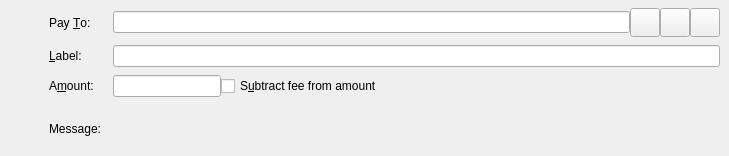
Above: src/qt/forms/sendcoinsentry.ui from Ailein/atbcoin-insight before the change. Below: the same form after it.
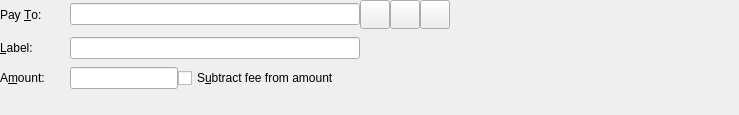
That is the form after the change. Icons and pictures are not drawn. Custom widgets are drawn as their Qt base class.

```diff
--- a/src/qt/forms/sendcoinsentry.ui
+++ b/src/qt/forms/sendcoinsentry.ui
@@ -6,10 +6,16 @@
    <rect>
     <x>0</x>
     <y>0</y>
-    <width>729</width>
-    <height>156</height>
+    <width>739</width>
+    <height>115</height>
    </rect>
   </property>
+  <property name="sizePolicy">
+   <sizepolicy hsizetype="Minimum" vsizetype="Preferred">
+    <horstretch>0</horstretch>
+    <verstretch>0</verstretch>
+   </sizepolicy>
+  </property>
   <property name="focusPolicy">
    <enum>Qt::TabFocus</enum>
   </property>
@@ -24,38 +30,24 @@
     <enum>QFrame::NoFrame</enum>
    </property>
    <layout class="QGridLayout" name="gridLayout">
+    <property name="leftMargin">
+     <number>0</number>
+    </property>
     <property name="topMargin">
-     <number>8</number>
+     <number>0</number>
+    </property>
+    <property name="rightMargin">
+     <number>0</number>
     </property>
     <property name="bottomMargin">
      <number>4</number>
     </property>
     <property name="horizontalSpacing">
-     <number>12</number>
+     <number>0</number>
     </property>
     <property name="verticalSpacing">
      <number>8</number>
     </property>
-    <item row="0" column="1">
-     <widget class="QLabel" name="payToLabel">
-      <property name="text">
-       <string>Pay &amp;To:</string>
-      </property>
-      <property name="buddy">
-       <cstring>payTo</cstring>
-      </property>
-     </widget>
-    </item>
-    <item row="1" column="1">
-     <widget class="QLabel" name="labellLabel">
-      <property name="text">
-       <string>&amp;Label:</string>
-      </property>
-      <property name="buddy">
-       <cstring>addAsLabel</cstring>
-      </property>
-     </widget>
-    </item>
     <item row="1" column="2">
      <widget class="QLineEdit" name="addAsLabel">
       <property name="toolTip">
@@ -63,93 +55,26 @@
       </property>
      </widget>
     </item>
-    <item row="0" column="2">
-     <layout class="QHBoxLayout" name="payToLayout">
-      <property name="spacing">
-       <number>0</number>
+    <item row="0" column="4">
+     <widget class="QToolButton" name="pasteButton">
+      <property name="toolTip">
+       <string>Paste address from clipboard</string>
       </property>
-      <item>
-       <widget class="QValidatedLineEdit" name="payTo">
-        <property name="toolTip">
-         <string>The ATBcoin address to send the payment to</string>
-        </property>
-       </widget>
-      </item>
-      <item>
-       <widget class="QToolButton" name="addressBookButton">
-        <property name="toolTip">
-         <string>Choose previously used address</string>
-        </property>
-        <property name="text">
-         <string/>
-        </property>
-        <property name="icon">
-         <iconset resource="../bitcoin.qrc">
-          <normaloff>:/icons/address-book</normaloff>:/icons/address-book</iconset>
-        </property>
-        <property name="iconSize">
-         <size>
-          <width>22</width>
-          <height>22</height>
-         </size>
-        </property>
-        <property name="shortcut">
-         <string>Alt+A</string>
-        </property>
-       </widget>
-      </item>
-      <item>
-       <widget class="QToolButton" name="pasteButton">
-        <property name="toolTip">
-         <string>Paste address from clipboard</string>
-        </property>
-        <property name="text">
-         <string/>
-        </property>
-        <property name="icon">
-         <iconset resource="../bitcoin.qrc">
-          <normaloff>:/icons/editpaste</normaloff>:/icons/editpaste</iconset>
-        </property>
-        <property name="iconSize">
-         <size>
-          <width>22</width>
-          <height>22</height>
-         </size>
-        </property>
-        <property name="shortcut">
-         <string>Alt+P</string>
-        </property>
-       </widget>
-      </item>
-      <item>
-       <widget class="QToolButton" name="deleteButton">
-        <property name="toolTip">
-         <string>Remove this entry</string>
-        </property>
-        <property name="text">
-         <string/>
-        </property>
-        <property name="icon">
-         <iconset resource="../bitcoin.qrc">
-          <normaloff>:/icons/remove</normaloff>:/icons/remove</iconset>
-        </property>
-        <property name="iconSize">
-         <size>
-          <width>22</width>
-          <height>22</height>
-         </size>
-        </property>
-       </widget>
-      </item>
-     </layout>
-    </item>
-    <item row="2" column="1">
-     <widget class="QLabel" name="amountLabel">
       <property name="text">
-       <string>A&amp;mount:</string>
+       <string/>
       </property>
-      <property name="buddy">
-       <cstring>payAmount</cstring>
+      <property name="icon">
+       <iconset resource="../bitcoin.qrc">
+        <normaloff>:/icons/editpaste</normaloff>:/icons/editpaste</iconset>
+      </property>
+      <property name="iconSize">
+       <size>
+        <width>22</width>
+        <height>22</height>
+       </size>
+      </property>
+      <property name="shortcut">
+       <string>Alt+P</string>
       </property>
      </widget>
     </item>
@@ -170,17 +95,84 @@
       </item>
      </layout>
     </item>
-    <item row="3" column="1">
-     <widget class="QLabel" name="messageLabel">
+    <item row="0" column="5">
+     <widget class="QToolButton" name="deleteButton">
+      <property name="toolTip">
+       <string>Remove this entry</string>
+      </property>
       <property name="text">
-       <string>Message:</string>
+       <string/>
       </property>
-      <property name="alignment">
-       <set>Qt::AlignRight|Qt::AlignTrailing|Qt::AlignVCenter</set>
+      <property name="icon">
+       <iconset resource="../bitcoin.qrc">
+        <normaloff>:/icons/remove</normaloff>:/icons/remove</iconset>
+      </property>
+      <property name="iconSize">
+       <size>
+        <width>22</width>
+        <height>22</height>
+       </size>
+      </property>
+     </widget>
+    </item>
+    <item row="0" column="0">
+     <widget class="QLabel" name="payToLabel">
+      <property name="text">
+       <string>Pay &amp;To:</string>
+      </property>
+      <property name="buddy">
+       <cstring>payTo</cstring>
+      </property>
+     </widget>
+    </item>
+    <item row="0" column="2">
+     <layout class="QHBoxLayout" name="payToLayout">
+      <property name="spacing">
+       <number>0</number>
+      </property>
+      <item>
+       <widget class="QValidatedLineEdit" name="payTo">
+        <property name="toolTip">
+         <string>The ATBcoin address to send the payment to.</string>
+        </property>
+       </widget>
+      </item>
+     </layout>
+    </item>
+    <item row="0" column="3">
+     <widget class="QToolButton" name="addressBookButton">
+      <property name="toolTip">
+       <string>Choose previously used address</string>
+      </property>
+      <property name="text">
+       <string/>
+      </property>
+      <property name="icon">
+       <iconset resource="../bitcoin.qrc">
+        <normaloff>:/icons/address-book</normaloff>:/icons/address-book</iconset>
+      </property>
+      <property name="iconSize">
+       <size>
+        <width>22</width>
+        <height>22</height>
+       </size>
+      </property>
+      <property name="shortcut">
+       <string>Alt+A</string>
       </property>
      </widget>
     </item>
     <item row="2" column="0">
+     <widget class="QLabel" name="amountLabel">
+      <property name="text">
+       <string>A&amp;mount:</string>
+      </property>
+      <property name="buddy">
+       <cstring>payAmount</cstring>
+      </property>
+     </widget>
+    </item>
+    <item row="0" column="1">
      <spacer name="horizontalSpacer">
       <property name="orientation">
        <enum>Qt::Horizontal</enum>
@@ -190,22 +182,48 @@
       </property>
       <property name="sizeHint" stdset="0">
        <size>
-        <width>40</width>
+        <width>25</width>
         <height>20</height>
        </size>
       </property>
      </spacer>
     </item>
     <item row="3" column="2">
-     <widget class="QLabel" name="messageTextLabel">
-      <property name="toolTip">
-       <string>A message that was attached to the ATBcoin: URI which will be stored with the transaction for your reference. Note: This message will not be sent over the ATBcoin network.</string>
+     <spacer name="verticalSpacer">
+      <property name="orientation">
+       <enum>Qt::Vertical</enum>
       </property>
-      <property name="textFormat">
-       <enum>Qt::PlainText</enum>
+      <property name="sizeHint" stdset="0">
+       <size>
+        <width>20</width>
+        <height>40</height>
+       </size>
+      </property>
+     </spacer>
+    </item>
+    <item row="1" column="0">
+     <widget class="QLabel" name="labellLabel">
+      <property name="text">
+       <string>&amp;Label:</string>
+      </property>
+      <property name="buddy">
+       <cstring>addAsLabel</cstring>
       </property>
      </widget>
     </item>
+    <item row="0" column="6">
+     <spacer name="horizontalSpacer_2">
+      <property name="orientation">
+       <enum>Qt::Horizontal</enum>
+      </property>
+      <property name="sizeHint" stdset="0">
+       <size>
+        <width>40</width>
+        <height>20</height>
+       </size>
+      </property>
+     </spacer>
+    </item>
    </layout>
   </widget>
   <widget class="QFrame" name="SendCoins_UnauthenticatedPaymentRequest">
@@ -1245,17 +1263,17 @@
   </widget>
  </widget>
  <customwidgets>
-  <customwidget>
-   <class>QValidatedLineEdit</class>
-   <extends>QLineEdit</extends>
-   <header>qvalidatedlineedit.h</header>
-  </customwidget>
   <customwidget>
    <class>BitcoinAmountField</class>
    <extends>QLineEdit</extends>
    <header>bitcoinamountfield.h</header>
    <container>1</container>
   </customwidget>
+  <customwidget>
+   <class>QValidatedLineEdit</class>
+   <extends>QLineEdit</extends>
+   <header>qvalidatedlineedit.h</header>
+  </customwidget>
  </customwidgets>
  <tabstops>
   <tabstop>payTo</tabstop>
```
Left out of the diff: 6 changed lines with no effect on the pictures.
